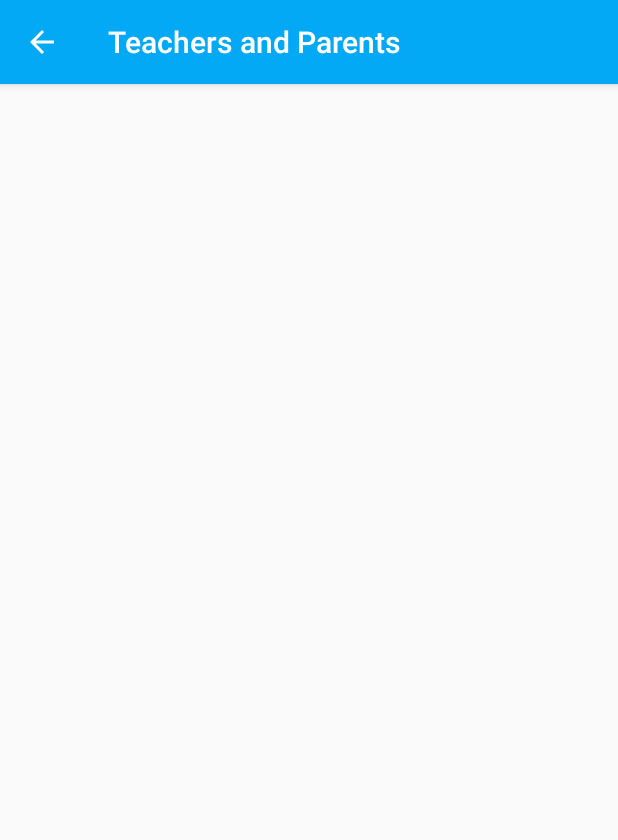
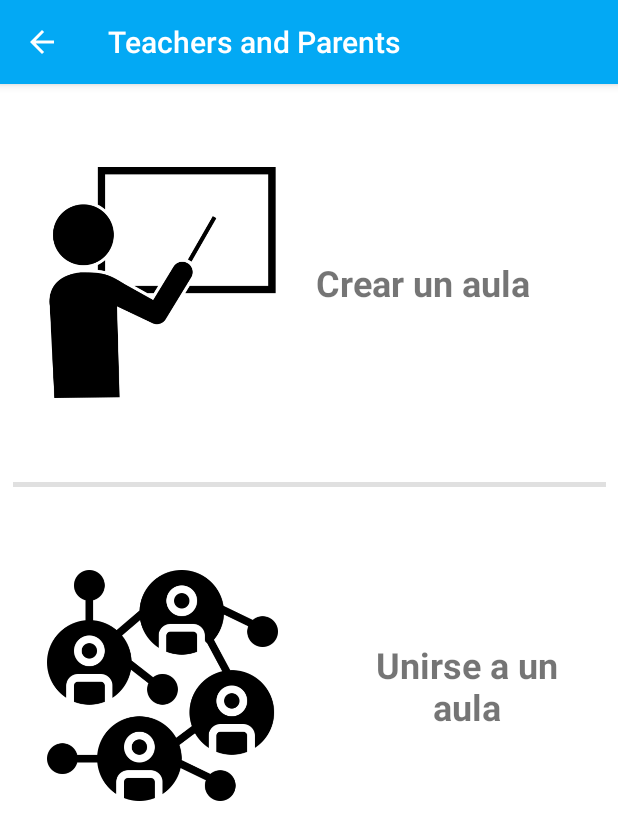
Before and after one commit to analuciablanco/MyP, an Android app: the WelcomeActivity screen opened directly, with no data from a screen before it, on a phone screen of 412 x 824 dp. Shown: the top 840 px of the screen. Run offline under Robolectric (Android 15) with nearby library versions, the phone set to English and light mode, and no system bars.

Commit message:
Se conectaron los layouts y corrigieron todos los bugs de interfaz.

```diff
--- a/app/src/main/java/com/example/myp/WelcomeActivity.java
+++ b/app/src/main/java/com/example/myp/WelcomeActivity.java
@@ -17,7 +17,7 @@ public class WelcomeActivity extends AppCompatActivity {
         super.onCreate(savedInstanceState);
         setContentView(R.layout.activity_welcome);
 
-        LinearLayout joinclassroom = (LinearLayout)findViewById(R.id.CreateClassroom);
+        LinearLayout joinclassroom = findViewById(R.id.JoinClassroom);
         joinclassroom.setOnClickListener(new View.OnClickListener() {
             @Override
             public void onClick(View v) {
--- /dev/null
+++ b/app/src/main/res/layout/activity_welcome.xml
@@ -0,0 +1,106 @@
+<?xml version="1.0" encoding="utf-8"?>
+<ScrollView xmlns:android="http://schemas.android.com/apk/res/android"
+    xmlns:app="http://schemas.android.com/apk/res-auto"
+    android:layout_width="match_parent"
+    android:layout_height="match_parent"
+    xmlns:tools="http://schemas.android.com/tools"
+    android:background="#FFF"
+    android:fitsSystemWindows="true">
+
+    <android.support.constraint.ConstraintLayout
+        android:layout_width="match_parent"
+        android:layout_height="wrap_content">
+
+        <LinearLayout
+            android:id="@+id/CreateClassroom"
+            android:layout_width="413dp"
+            android:layout_height="265dp"
+            android:background="?android:attr/selectableItemBackground"
+            android:clickable="true"
+            android:focusable="true"
+            android:orientation="horizontal"
+            android:padding="16dp"
+            app:layout_constraintBottom_toTopOf="@+id/divider"
+            app:layout_constraintEnd_toEndOf="parent"
+            app:layout_constraintHorizontal_bias="0.5"
+            app:layout_constraintStart_toStartOf="parent"
+            app:layout_constraintTop_toTopOf="parent">
+
+            <ImageView
+                android:layout_width="174dp"
+                android:layout_height="154dp"
+                android:layout_gravity="center_vertical"
+                android:layout_marginStart="5dp"
+                android:adjustViewBounds="true"
+                android:maxWidth="30dp"
+                android:maxHeight="30dp"
+                android:scaleType="fitCenter"
+                android:src="@drawable/maestro"
+                tools:ignore="ContentDescription" />
+
+            <TextView
+                android:id="@+id/txtMaestros"
+                android:layout_width="fill_parent"
+                android:layout_height="wrap_content"
+                android:layout_gravity="center_vertical"
+                android:gravity="center"
+                android:paddingStart="0dp"
+                android:paddingEnd="30dp"
+                android:text="@string/create_classroom"
+                android:textSize="24sp"
+                android:textStyle="bold" />
+        </LinearLayout>
+
+        <View
+            android:id="@+id/divider"
+            android:layout_width="395dp"
+            android:layout_height="3dp"
+            android:layout_marginStart="8dp"
+            android:layout_marginEnd="8dp"
+            android:background="?android:attr/listDivider"
+            app:layout_constraintEnd_toEndOf="parent"
+            app:layout_constraintStart_toStartOf="parent"
+            app:layout_constraintTop_toBottomOf="@+id/CreateClassroom" />
+
+        <LinearLayout
+            android:id="@+id/JoinClassroom"
+            android:layout_width="413dp"
+            android:layout_height="265dp"
+            android:layout_marginBottom="8dp"
+            android:background="?android:attr/selectableItemBackground"
+            android:clickable="true"
+            android:focusable="true"
+            android:orientation="horizontal"
+            android:padding="16dp"
+            app:layout_constraintBottom_toBottomOf="parent"
+            app:layout_constraintEnd_toEndOf="parent"
+            app:layout_constraintHorizontal_bias="0.5"
+            app:layout_constraintStart_toStartOf="parent"
+            app:layout_constraintTop_toBottomOf="@+id/divider">
+
+            <ImageView
+                android:layout_width="174dp"
+                android:layout_height="154dp"
+                android:layout_gravity="center_vertical"
+                android:layout_marginStart="5dp"
+                android:adjustViewBounds="true"
+                android:maxWidth="30dp"
+                android:maxHeight="30dp"
+                android:scaleType="fitCenter"
+                android:src="@drawable/padres"
+                tools:ignore="ContentDescription" />
+
+            <TextView
+                android:id="@+id/txtPadres"
+                android:layout_width="fill_parent"
+                android:layout_height="wrap_content"
+                android:layout_gravity="center_vertical"
+                android:gravity="center"
+                android:paddingStart="30dp"
+                android:paddingEnd="0dp"
+                android:text="@string/join_classroom"
+                android:textSize="24sp"
+                android:textStyle="bold" />
+        </LinearLayout>
+    </android.support.constraint.ConstraintLayout>
+</ScrollView>
```
Also changed, not shown: app/src/main/java/com/example/myp/LoginActivity.java (+55 -28 lines), app/src/main/java/com/example/myp/RegisterActivity.java (+4 -22 lines), app/src/main/res/menu/activity_main_drawer.xml (added, +39 -0 lines), app/src/main/res/menu/main.xml (added, +9 -0 lines).
